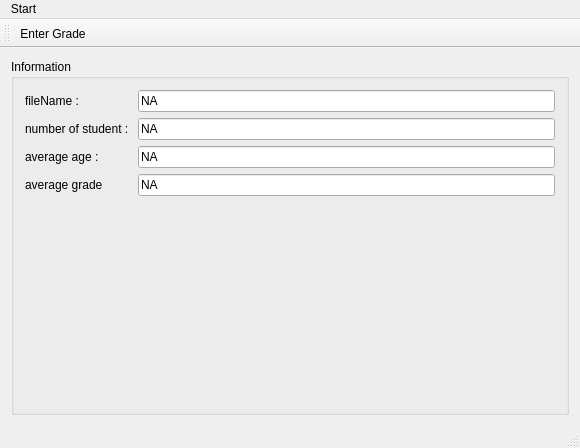
This is MarkNStats/src/gui/mainwindow.ui in PierreGuilbertF/MarkNStats as Qt 5 draws it before an edit. The edited form follows.
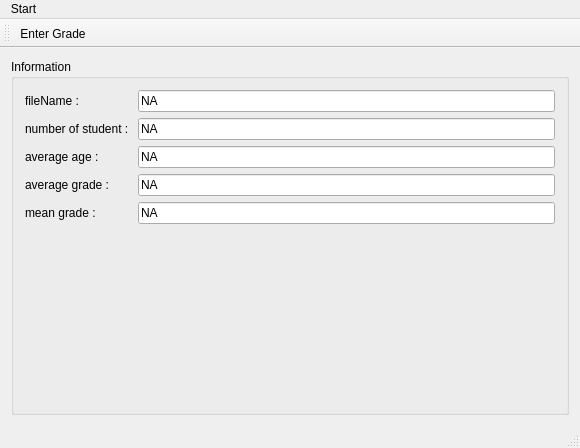
This is the edited form.

Commit message: Add differenciation between the average grade of the class and the average of the mean of the class

```diff
--- a/MarkNStats/src/gui/mainwindow.ui
+++ b/MarkNStats/src/gui/mainwindow.ui
@@ -66,7 +66,7 @@
        <item row="3" column="0">
         <widget class="QLabel" name="averageGradeLabel">
          <property name="text">
-          <string>average grade</string>
+          <string>average grade :</string>
          </property>
         </widget>
        </item>
@@ -77,6 +77,23 @@
          </property>
         </widget>
        </item>
+       <item row="4" column="1">
+        <widget class="QLineEdit" name="meanGradeLineEdit">
+         <property name="toolTip">
+          <string>it is the average of the mean of the student. It can be different of the average grade is some grades are missing for some students</string>
+         </property>
+         <property name="text">
+          <string>NA</string>
+         </property>
+        </widget>
+       </item>
+       <item row="4" column="0">
+        <widget class="QLabel" name="meanGradeLabel">
+         <property name="text">
+          <string>mean grade : </string>
+         </property>
+        </widget>
+       </item>
       </layout>
      </widget>
     </item>
```
Left out of the diff: 3 changed lines with no effect on the pictures. The commit also changes 4 other files.
